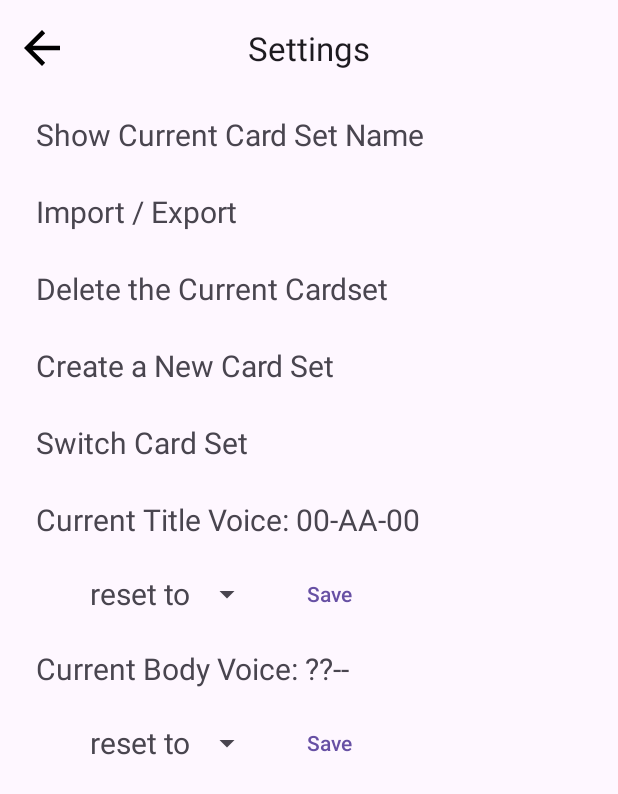
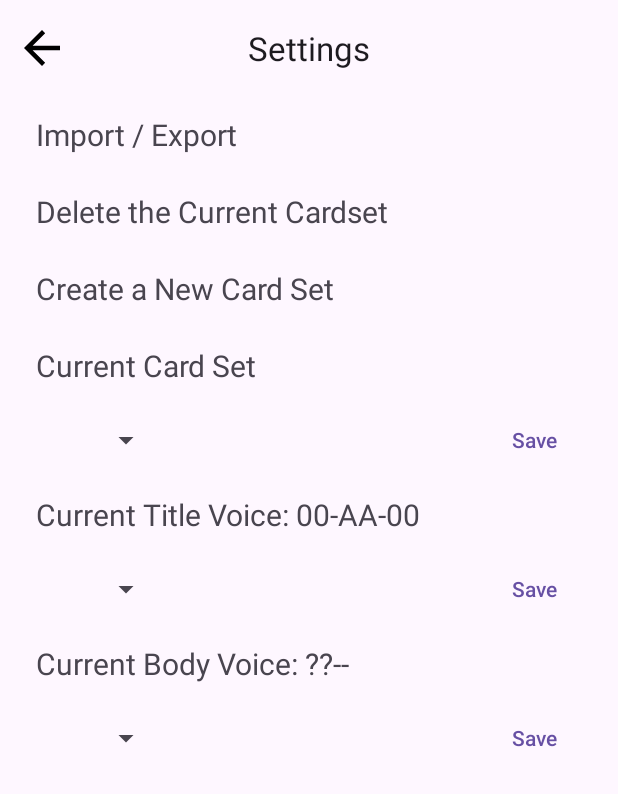
Before and after one commit to ZiqiZhouPhD/Flash-Card, an Android app built with Jetpack Compose: the layout activity_settings.xml on its own in the app's theme, with its tools: preview values and no code run, on a phone screen of 412 x 824 dp. Shown: the top 794 px of the screen. Run offline under Robolectric (Android 15) with nearby library versions, the phone set to English and light mode, and no system bars.

Commit message:
implement switch set spinner

```diff
--- a/app/src/main/java/com/ziqiphyzhou/flashcard/card_database/data/repository/CardRepository.kt
+++ b/app/src/main/java/com/ziqiphyzhou/flashcard/card_database/data/repository/CardRepository.kt
@@ -29,4 +29,6 @@ interface CardRepository {
     suspend fun getLastIdWithLevelNoMoreThan(level: Int, coll: String): String
     suspend fun setVoiceToZeroCard(voice: String, titleOrBody: String, coll: String): Boolean
 
+    suspend fun getAllCollectionNames(): List<String>
+
 }
--- a/app/src/main/java/com/ziqiphyzhou/flashcard/card_database/data/repository/database/CardDao.kt
+++ b/app/src/main/java/com/ziqiphyzhou/flashcard/card_database/data/repository/database/CardDao.kt
@@ -47,4 +47,7 @@ interface CardDao {
     @Query("SELECT EXISTS(SELECT * FROM card WHERE id = :id)")
     fun isIdExist(id : String) : Boolean
 
+    @Query("SELECT * FROM card WHERE id LIKE '@%'")
+    fun getAllZeroCards(): List<CardEntity>
+
 }
--- a/app/src/main/java/com/ziqiphyzhou/flashcard/card_database/data/repository/database/CardRepositoryDatabase.kt
+++ b/app/src/main/java/com/ziqiphyzhou/flashcard/card_database/data/repository/database/CardRepositoryDatabase.kt
@@ -279,6 +279,10 @@ class CardRepositoryDatabase @Inject constructor(private val cardDao: CardDao) :
         }
     }
 
+    override suspend fun getAllCollectionNames(): List<String> {
+        return cardDao.getAllZeroCards().map { it.id.substring(1) }
+    }
+
     private suspend fun restoreCollection(cardList: List<CardEntity>, coll: String) {
         withContext(Dispatchers.IO) {
             cardDao.deleteAllExceptZero(coll)
--- a/app/src/main/java/com/ziqiphyzhou/flashcard/collection_manager/business/CollectionManager.kt
+++ b/app/src/main/java/com/ziqiphyzhou/flashcard/collection_manager/business/CollectionManager.kt
@@ -20,4 +20,9 @@ class CollectionManager @Inject constructor(
             true
         } else false
     }
+
+    suspend fun getAllCollectionNames(): List<String> {
+        return repo.getAllCollectionNames()
+    }
+
 }
--- a/app/src/main/res/layout/activity_settings.xml
+++ b/app/src/main/res/layout/activity_settings.xml
@@ -35,20 +35,6 @@
             android:orientation="vertical"
             android:paddingLeft="12dp"
             android:paddingRight="12dp">
-
-            <FrameLayout
-                android:id="@+id/fl_settings_show_current_set_name"
-                android:layout_width="match_parent"
-                android:layout_height="match_parent"
-                android:padding="12dp">
-
-                <TextView
-                    android:layout_width="match_parent"
-                    android:layout_height="wrap_content"
-                    android:text="Show Current Card Set Name"
-                    android:textSize="20sp" />
-
-            </FrameLayout>
 
             <FrameLayout
                 android:id="@+id/fl_settings_open_import_export"
@@ -99,19 +85,45 @@
                 android:padding="12dp">
 
                 <TextView
+                    android:id="@+id/tv_switch_collection"
                     android:layout_width="match_parent"
                     android:layout_height="wrap_content"
-                    android:text="Switch Card Set"
-                    android:textSize="20sp" />
+                    android:textSize="20sp"
+                    tools:text="Current Card Set" />
 
             </FrameLayout>
 
+            <androidx.constraintlayout.widget.ConstraintLayout
+                android:layout_width="match_parent"
+                android:layout_height="match_parent"
+                android:paddingLeft="48dp">
+
+                <Spinner
+                    android:id="@+id/spinner_set"
+                    android:layout_width="wrap_content"
+                    android:layout_height="wrap_content"
+                    app:layout_constraintBottom_toBottomOf="parent"
+                    app:layout_constraintLeft_toLeftOf="parent"
+                    app:layout_constraintTop_toTopOf="parent" />
+
+                <com.google.android.material.button.MaterialButton
+                    android:id="@+id/button_set_save"
+                    style="@style/Widget.Material3.Button.TextButton"
+                    android:layout_width="wrap_content"
+                    android:layout_height="wrap_content"
+                    android:text="@string/button_save"
+                    app:layout_constraintBottom_toBottomOf="parent"
+                    app:layout_constraintRight_toRightOf="parent"
+                    app:layout_constraintTop_toTopOf="parent" />
+
+            </androidx.constraintlayout.widget.ConstraintLayout>
+
             <LinearLayout
-                android:orientation="horizontal"
                 android:id="@+id/fl_title_voice"
                 android:layout_width="match_parent"
                 android:layout_height="match_parent"
                 android:gravity="center_vertical"
+                android:orientation="horizontal"
                 android:padding="12dp">
 
 
@@ -119,45 +131,42 @@
                     android:id="@+id/tv_title_voice"
                     android:layout_width="wrap_content"
                     android:layout_height="wrap_content"
-                    tools:text="Current Title Voice: 00-AA-00"
-                    android:textSize="20sp"/>
+                    android:textSize="20sp"
+                    tools:text="Current Title Voice: 00-AA-00" />
 
             </LinearLayout>
 
-            <LinearLayout
-                android:orientation="horizontal"
+            <androidx.constraintlayout.widget.ConstraintLayout
                 android:layout_width="match_parent"
                 android:layout_height="match_parent"
-                android:gravity="center_vertical"
                 android:paddingLeft="48dp">
-
-
-                <TextView
-                    android:layout_width="wrap_content"
-                    android:layout_height="wrap_content"
-                    android:text="reset to"
-                    android:textSize="20sp"/>
 
                 <Spinner
                     android:id="@+id/spinner_title_voice"
                     android:layout_width="wrap_content"
-                    android:layout_height="wrap_content"/>
+                    android:layout_height="wrap_content"
+                    app:layout_constraintBottom_toBottomOf="parent"
+                    app:layout_constraintLeft_toLeftOf="parent"
+                    app:layout_constraintTop_toTopOf="parent" />
 
                 <com.google.android.material.button.MaterialButton
                     android:id="@+id/button_title_voice_save"
                     style="@style/Widget.Material3.Button.TextButton"
                     android:layout_width="wrap_content"
                     android:layout_height="wrap_content"
-                    android:text="@string/button_save"/>
+                    android:text="@string/button_save"
+                    app:layout_constraintBottom_toBottomOf="parent"
+                    app:layout_constraintRight_toRightOf="parent"
+                    app:layout_constraintTop_toTopOf="parent" />
 
-            </LinearLayout>
+            </androidx.constraintlayout.widget.ConstraintLayout>
 
             <LinearLayout
-                android:orientation="horizontal"
                 android:id="@+id/fl_body_voice"
                 android:layout_width="match_parent"
                 android:layout_height="match_parent"
                 android:gravity="center_vertical"
+                android:orientation="horizontal"
                 android:padding="12dp">
 
 
@@ -165,38 +174,37 @@
                     android:id="@+id/tv_body_voice"
                     android:layout_width="wrap_content"
                     android:layout_height="wrap_content"
-                    tools:text="Current Body Voice: ??--"
-                    android:textSize="20sp"/>
+                    android:textSize="20sp"
+                    tools:text="Current Body Voice: ??--" />
 
             </LinearLayout>
 
-            <LinearLayout
-                android:orientation="horizontal"
+            <androidx.constraintlayout.widget.ConstraintLayout
                 android:layout_width="match_parent"
                 android:layout_height="match_parent"
                 android:gravity="center_vertical"
+                android:orientation="horizontal"
                 android:paddingLeft="48dp">
-
-
-                <TextView
-                    android:layout_width="wrap_content"
-                    android:layout_height="wrap_content"
-                    android:text="reset to"
-                    android:textSize="20sp"/>
 
                 <Spinner
                     android:id="@+id/spinner_body_voice"
                     android:layout_width="wrap_content"
-                    android:layout_height="wrap_content"/>
+                    android:layout_height="wrap_content"
+                    app:layout_constraintBottom_toBottomOf="parent"
+                    app:layout_constraintLeft_toLeftOf="parent"
+                    app:layout_constraintTop_toTopOf="parent" />
 
                 <com.google.android.material.button.MaterialButton
                     android:id="@+id/button_body_voice_save"
                     style="@style/Widget.Material3.Button.TextButton"
                     android:layout_width="wrap_content"
                     android:layout_height="wrap_content"
-                    android:text="@string/button_save"/>
+                    android:text="@string/button_save"
+                    app:layout_constraintBottom_toBottomOf="parent"
+                    app:layout_constraintRight_toRightOf="parent"
+                    app:layout_constraintTop_toTopOf="parent" />
 
-            </LinearLayout>
+            </androidx.constraintlayout.widget.ConstraintLayout>
 
         </LinearLayout>
 
```
Also changed, not shown: app/src/main/java/com/ziqiphyzhou/flashcard/card_delete/presentation/DeleteActivity.kt (+9 -0 lines), app/src/main/java/com/ziqiphyzhou/flashcard/card_edit/presentation/CardEditActivity.kt (+18 -1 lines), app/src/main/java/com/ziqiphyzhou/flashcard/card_edit/presentation/CardEditViewModel.kt (+8 -1 lines), app/src/main/java/com/ziqiphyzhou/flashcard/settings_manage/presentation/SettingsActivity.kt (+25 -29 lines), app/src/main/java/com/ziqiphyzhou/flashcard/settings_manage/presentation/SettingsViewModel.kt (+7 -0 lines), 1 other file.
